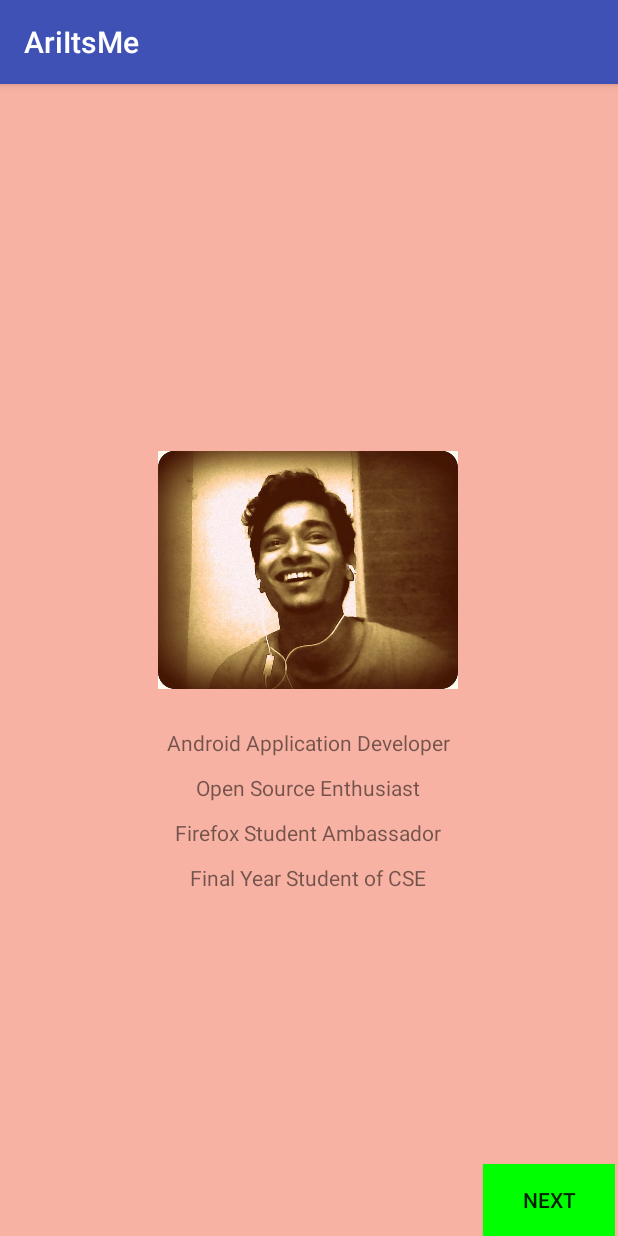
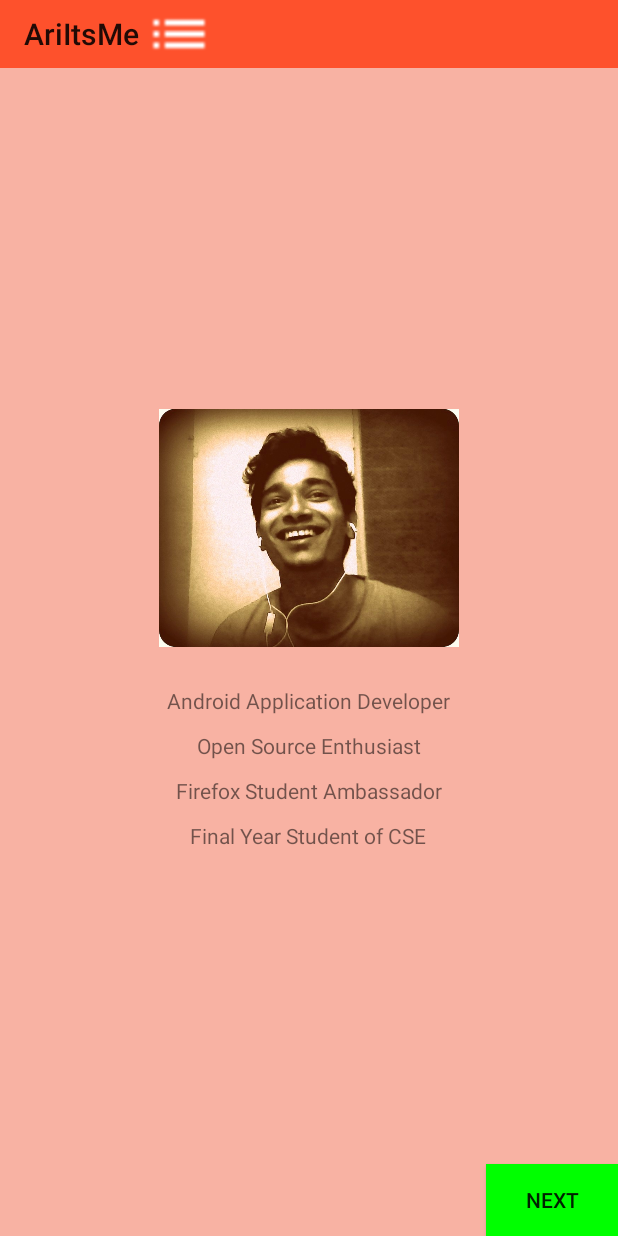
Before and after one commit to technoAri/AriItsMe, an Android app: the AboutMeActivity screen opened directly, with no data from a screen before it, on a phone screen of 412 x 824 dp. Run offline under Robolectric (Android 15) with nearby library versions, the phone set to English and light mode, and no system bars.

Commit message:
toolbar added, drawer menu visibled on clicking menu button

```diff
--- a/app/src/main/java/com/example/hppc/ariitsme/Activities/AboutMeActivity.java
+++ b/app/src/main/java/com/example/hppc/ariitsme/Activities/AboutMeActivity.java
@@ -3,6 +3,8 @@ package com.example.hppc.ariitsme.Activities;
 import android.content.Intent;
 import android.support.v7.app.AppCompatActivity;
 import android.os.Bundle;
+import android.support.v7.widget.Toolbar;
+import android.view.Menu;
 import android.view.View;
 import android.widget.Button;
 
@@ -15,6 +17,8 @@ public class AboutMeActivity extends AppCompatActivity {
     protected void onCreate(Bundle savedInstanceState) {
         super.onCreate(savedInstanceState);
         setContentView(R.layout.activity_about_me);
+        Toolbar toolbar = (Toolbar) findViewById(R.id.toolbar);
+        setSupportActionBar(toolbar);
 
         abutMeNextBtn = (Button) findViewById(R.id.AboutMeNxtBtn);
         abutMeNextBtn.setOnClickListener(new View.OnClickListener() {
@@ -25,4 +29,11 @@ public class AboutMeActivity extends AppCompatActivity {
             }
         });
     }
+
+    @Override
+    public boolean onCreateOptionsMenu(Menu menu) {
+        // Inflate the menu; this adds items to the action bar if it is present.
+        getMenuInflater().inflate(R.menu.menu_main, menu);
+        return true;
+    }
 }
--- a/app/src/main/res/layout/activity_about_me.xml
+++ b/app/src/main/res/layout/activity_about_me.xml
@@ -3,12 +3,14 @@
     xmlns:tools="http://schemas.android.com/tools"
     android:layout_width="match_parent"
     android:layout_height="match_parent"
-    android:paddingBottom="0dp"
-    android:paddingLeft="@dimen/activity_horizontal_margin"
-    android:paddingRight="2dp"
-    android:paddingTop="@dimen/activity_vertical_margin"
     tools:context="com.example.hppc.ariitsme.Activities.AboutMeActivity"
     android:background="#f8b2a3">
+
+    <include
+        layout="@layout/toolbar"
+        android:layout_width="match_parent"
+        android:layout_height="wrap_content"/>
+
 
     <LinearLayout
         android:gravity="center"
--- /dev/null
+++ b/app/src/main/res/layout/toolbar.xml
@@ -0,0 +1,22 @@
+<?xml version="1.0" encoding="utf-8"?>
+<LinearLayout xmlns:android="http://schemas.android.com/apk/res/android"
+    xmlns:app="http://schemas.android.com/apk/res-auto"
+    android:orientation="vertical"
+    android:layout_width="match_parent"
+    android:layout_height="match_parent">
+
+    <android.support.v7.widget.Toolbar
+        android:id="@+id/toolbar"
+        android:minHeight="?attr/actionBarSize"
+        android:layout_width="match_parent"
+        android:layout_height="45dp"
+        android:background="#FE512C">
+
+        <Button
+            android:id="@+id/menu_button"
+            android:layout_width="45dp"
+            android:layout_height="wrap_content"
+            android:background="@drawable/ic_list_white" />
+    </android.support.v7.widget.Toolbar>
+
+</LinearLayout>
--- /dev/null
+++ b/app/src/main/res/menu/menu_main.xml
@@ -0,0 +1,4 @@
+<?xml version="1.0" encoding="utf-8"?>
+<menu xmlns:android="http://schemas.android.com/apk/res/android">
+
+</menu>
```
Also changed, not shown: app/src/main/AndroidManifest.xml (+8 -4 lines), app/src/main/java/com/example/hppc/ariitsme/Activities/ExperienceActivity.java (+30 -0 lines), app/src/main/java/com/example/hppc/ariitsme/Activities/HomeScreenActivity.java (+27 -0 lines), app/src/main/res/layout/activity_experience.xml (+6 -5 lines), app/src/main/res/layout/activity_home_screen.xml (+9 -4 lines), app/src/main/res/drawable/ic_list_white.png (added).
